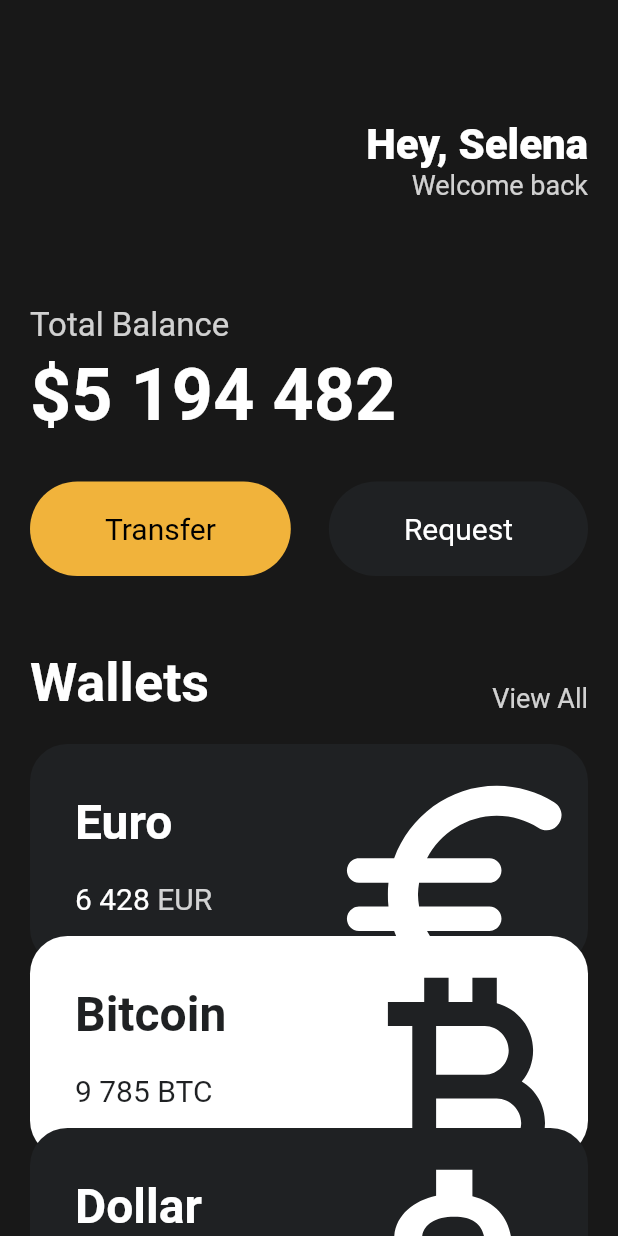
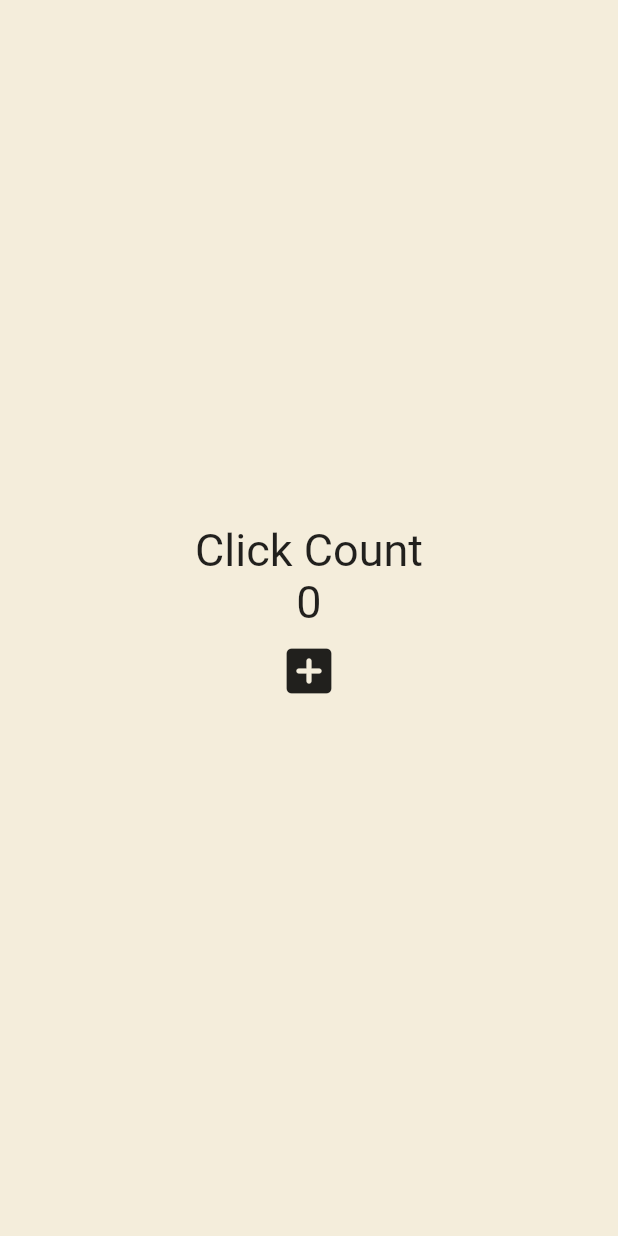
Before and after one commit to Moveuk/TIL, a Flutter app: the screen it shows after launch, on a phone screen of 412 x 824 dp. Run offline on Flutter 3.47's test engine with Material 2 defaults, Android fonts, the phone set to English and light mode, and no system bars.

Commit message:
add: Flutter StatefulWidget Sample Code

```diff
--- a/Language/flutter/toonflix/lib/main.dart
+++ b/Language/flutter/toonflix/lib/main.dart
@@ -1,153 +1,53 @@
 import 'package:flutter/material.dart';
-import 'package:toonflix/widgets/button.dart';
-import 'package:toonflix/widgets/currency_card.dart';
 
 void main() {
   runApp(App());
 }
 
-class App extends StatelessWidget {
+class App extends StatefulWidget {
   const App({super.key});
+
+  @override
+  State<App> createState() => _AppState();
+}
+
+class _AppState extends State<App> {
+  int counter = 0;
+
+  void onClicked() {
+    setState(() {
+      counter = counter + 1;
+    });
+  }
 
   @override
   Widget build(BuildContext context) {
     return MaterialApp(
       home: Scaffold(
-        backgroundColor: const Color(0xFF181818),
-        body: SingleChildScrollView(
-          child: Padding(
-            padding: const EdgeInsets.symmetric(
-              horizontal: 20,
-            ),
+        backgroundColor: const Color(0xFFF4EDDB),
+        body: Center(
           child: Column(
-              crossAxisAlignment: CrossAxisAlignment.start,
+            mainAxisAlignment: MainAxisAlignment.center,
             children: [
-                const SizedBox(
-                  height: 80,
-                ),
-                const Row(
-                  mainAxisAlignment: MainAxisAlignment.end,
-                  children: [
-                    Column(
-                      crossAxisAlignment: CrossAxisAlignment.end,
-                      children: [
-                        Text(
-                          'Hey, Selena',
-                          style: TextStyle(
-                            color: Colors.white,
-                            fontSize: 28,
-                            fontWeight: FontWeight.w800,
-                          ),
+              const Text(
+                'Click Count',
+                style: TextStyle(fontSize: 30),
               ),
               Text(
-                          'Welcome back',
-                          style: TextStyle(
-                            color: Color.fromRGBO(255, 255, 255, 0.8),
-                            fontSize: 18,
+                '$counter',
+                style: const TextStyle(fontSize: 30),
               ),
-                        ),
-                      ],
-                    )
-                  ],
-                ),
-                const SizedBox(
-                  height: 70,
-                ),
-                Text(
-                  'Total Balance',
-                  style: TextStyle(
-                    fontSize: 22,
-                    color: Colors.white.withOpacity(0.8),
-                  ),
-                ),
-                const SizedBox(
-                  height: 5,
-                ),
-                const Text(
-                  '\$5 194 482',
-                  style: TextStyle(
-                    fontSize: 48,
-                    fontWeight: FontWeight.w600,
-                    color: Colors.white,
-                  ),
-                ),
-                const SizedBox(
-                  height: 30,
-                ),
-                const Row(
-                  mainAxisAlignment: MainAxisAlignment.spaceBetween,
-                  children: [
-                    Button(
-                      text: 'Transfer',
-                      bgColor: Color(0xFFF1B33B),
-                      textColor: Colors.black,
-                    ),
-                    Button(
-                      text: 'Request',
-                      bgColor: Color(0xFF1F2123),
-                      textColor: Colors.white,
-                    ),
-                  ],
-                ),
-                const SizedBox(
-                  height: 50,
-                ),
-                Row(
-                  crossAxisAlignment: CrossAxisAlignment.end,
-                  mainAxisAlignment: MainAxisAlignment.spaceBetween,
-                  children: [
-                    const Text(
-                      'Wallets',
-                      style: TextStyle(
-                        color: Colors.white,
-                        fontSize: 36,
-                        fontWeight: FontWeight.w600,
-                      ),
-                    ),
-                    Text(
-                      'View All',
-                      style: TextStyle(
-                        color: Colors.white.withOpacity(0.8),
-                        fontSize: 18,
-                      ),
-                    ),
-                  ],
-                ),
-                const SizedBox(
-                  height: 20,
-                ),
-                const CurrencyCard(
-                  name: 'Euro',
-                  code: 'EUR',
-                  amount: '6 428',
-                  icon: Icons.euro_rounded,
-                  isInverted: false,
-                ),
-                Transform.translate(
-                  offset: const Offset(0, -20),
-                  child: const CurrencyCard(
-                    name: 'Bitcoin',
-                    code: 'BTC',
-                    amount: '9 785',
-                    icon: Icons.currency_bitcoin,
-                    isInverted: true,
-                  ),
-                ),
-                Transform.translate(
-                  offset: const Offset(0, -40),
-                  child: const CurrencyCard(
-                    name: 'Dollar',
-                    code: 'USD',
-                    amount: '428',
-                    icon: Icons.attach_money_outlined,
-                    isInverted: false,
+              IconButton(
+                iconSize: 40,
+                onPressed: onClicked,
+                icon: const Icon(
+                  Icons.add_box_rounded,
                 ),
               ),
             ],
           ),
         ),
       ),
-      ),
     );
   }
 }
```
Lines whose indentation alone changed are shown as unchanged.
